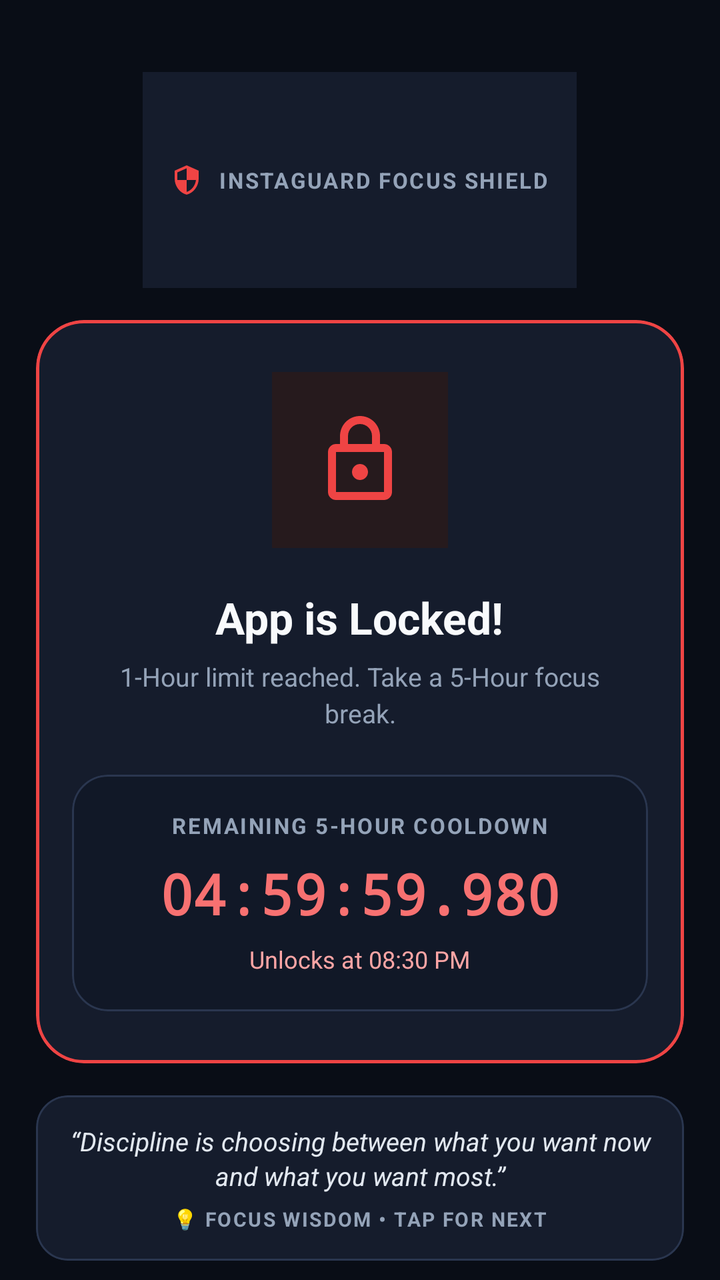
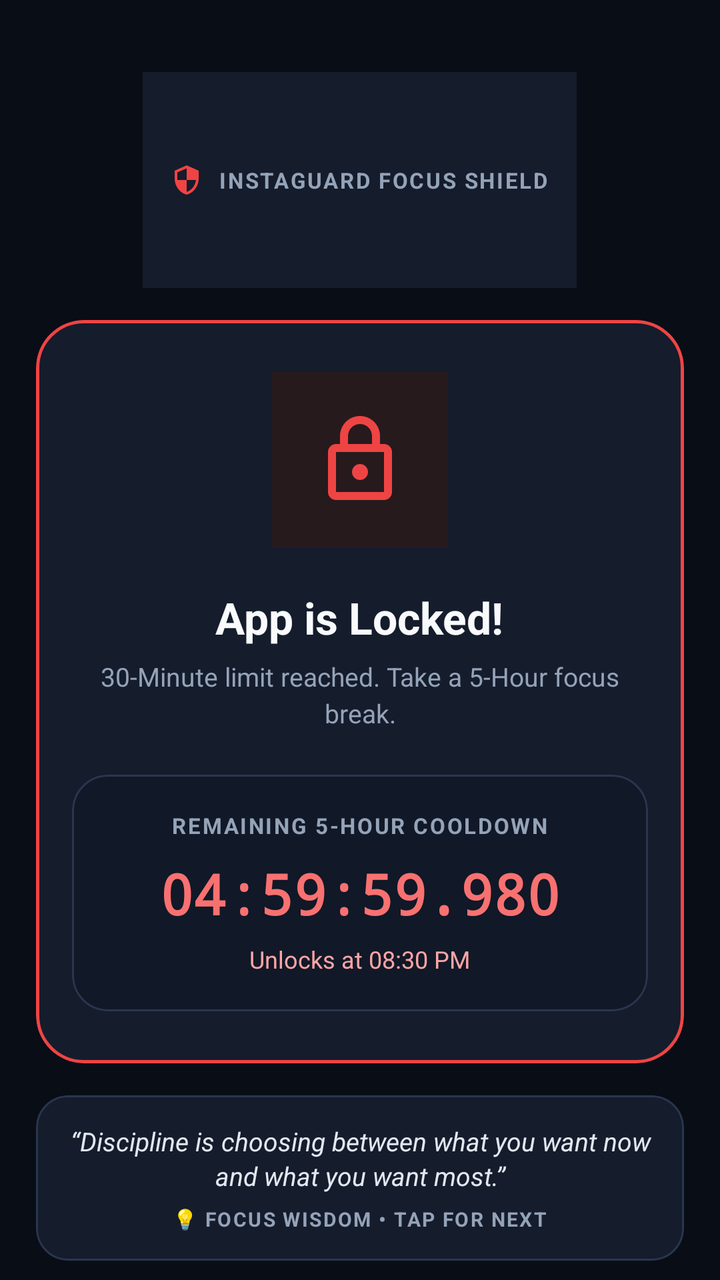

Compare the two renders of this Android layout. The source of the first and the diff that turns it into the second are given below.
<!-- AndroidManifest.xml: activity theme Theme.InstaGuard.LockScreen -->
<!-- res/layout/activity_lock_screen.xml -->
<?xml version="1.0" encoding="utf-8"?>
<androidx.core.widget.NestedScrollView xmlns:android="http://schemas.android.com/apk/res/android"
    xmlns:app="http://schemas.android.com/apk/res-auto"
    xmlns:tools="http://schemas.android.com/tools"
    android:layout_width="match_parent"
    android:layout_height="match_parent"
    android:fillViewport="true"
    android:background="@color/lock_bg">

    <LinearLayout
        android:layout_width="match_parent"
        android:layout_height="wrap_content"
        android:orientation="vertical"
        android:gravity="center_horizontal"
        android:paddingHorizontal="18dp"
        android:paddingVertical="20dp">

        
        <LinearLayout
            android:id="@+id/layoutTopBadge"
            android:layout_width="wrap_content"
            android:layout_height="wrap_content"
            android:layout_marginTop="16dp"
            android:background="@drawable/ic_launcher_background"
            android:backgroundTint="@color/lock_surface"
            android:gravity="center_vertical"
            android:orientation="horizontal"
            android:paddingHorizontal="14dp"
            android:paddingVertical="8dp">

            <ImageView
                android:layout_width="16dp"
                android:layout_height="16dp"
                android:src="@drawable/ic_shield"
                app:tint="@color/lock_accent_red"
                android:contentDescription="@null" />

            <TextView
                android:id="@+id/tvLockBadgeTitle"
                android:layout_width="wrap_content"
                android:layout_height="wrap_content"
                android:layout_marginStart="8dp"
                android:text="INSTAGUARD FOCUS SHIELD"
                android:textColor="@color/lock_text_secondary"
                android:textSize="11sp"
                android:textStyle="bold"
                android:letterSpacing="0.08" />
        </LinearLayout>

        
        <com.google.android.material.card.MaterialCardView
            android:id="@+id/cardLockContainer"
            android:layout_width="match_parent"
            android:layout_height="wrap_content"
            android:layout_marginTop="16dp"
            app:cardCornerRadius="24dp"
            app:cardElevation="0dp"
            app:strokeWidth="1.5dp"
            app:strokeColor="@color/lock_accent_red"
            app:cardBackgroundColor="@color/lock_surface">

            <LinearLayout
                android:layout_width="match_parent"
                android:layout_height="wrap_content"
                android:gravity="center_horizontal"
                android:orientation="vertical"
                android:paddingVertical="26dp"
                android:paddingHorizontal="18dp">

                
                <FrameLayout
                    android:id="@+id/frameLockIcon"
                    android:layout_width="88dp"
                    android:layout_height="88dp"
                    android:background="@drawable/ic_launcher_background"
                    android:backgroundTint="#261A1D"
                    android:padding="20dp">

                    <ImageView
                        android:id="@+id/imgLockIcon"
                        android:layout_width="match_parent"
                        android:layout_height="match_parent"
                        android:src="@drawable/ic_lock"
                        app:tint="@color/lock_accent_red"
                        android:contentDescription="@string/lock_screen_title" />
                </FrameLayout>

                
                <TextView
                    android:id="@+id/tvLockTitle"
                    android:layout_width="wrap_content"
                    android:layout_height="wrap_content"
                    android:layout_marginTop="20dp"
                    android:text="App is Locked!"
                    android:textAlignment="center"
                    android:textColor="@color/lock_text_primary"
                    android:textSize="22sp"
                    android:textStyle="bold" />

                
                <TextView
                    android:id="@+id/tvLockSubtitle"
                    android:layout_width="wrap_content"
                    android:layout_height="wrap_content"
                    android:layout_marginTop="6dp"
                    android:paddingHorizontal="12dp"
                    android:text="1-Hour limit reached. Take a 5-Hour focus break."
                    android:textAlignment="center"
                    android:textColor="@color/lock_text_secondary"
                    android:textSize="13sp"
                    android:lineSpacingExtra="3dp" />

                
                <com.google.android.material.card.MaterialCardView
                    android:layout_width="match_parent"
                    android:layout_height="wrap_content"
                    android:layout_marginTop="22dp"
                    app:cardCornerRadius="18dp"
                    app:cardElevation="0dp"
                    app:strokeWidth="1dp"
                    app:strokeColor="#2A364F"
                    app:cardBackgroundColor="@color/lock_timer_bg">

                    <LinearLayout
                        android:layout_width="match_parent"
                        android:layout_height="wrap_content"
                        android:gravity="center"
                        android:orientation="vertical"
                        android:paddingVertical="18dp"
                        android:paddingHorizontal="10dp">

                        <TextView
                            android:layout_width="wrap_content"
                            android:layout_height="wrap_content"
                            android:text="REMAINING 5-HOUR COOLDOWN"
                            android:textColor="@color/lock_text_secondary"
                            android:textSize="11sp"
                            android:textStyle="bold"
                            android:letterSpacing="0.08" />

                        
                        <TextView
                            android:id="@+id/tvCountdownTimer"
                            android:layout_width="match_parent"
                            android:layout_height="wrap_content"
                            android:layout_marginTop="8dp"
                            android:fontFamily="monospace"
                            android:gravity="center"
                            android:maxLines="1"
                            android:singleLine="true"
                            android:ellipsize="none"
                            android:text="04:59:59.980"
                            android:textColor="#F87171"
                            android:textSize="28sp"
                            android:textStyle="bold"
                            app:autoSizeTextType="uniform"
                            app:autoSizeMinTextSize="16sp"
                            app:autoSizeMaxTextSize="28sp"
                            app:autoSizeStepGranularity="1sp" />

                        <TextView
                            android:id="@+id/tvUnlockTimeEstimate"
                            android:layout_width="wrap_content"
                            android:layout_height="wrap_content"
                            android:layout_marginTop="6dp"
                            android:text="Unlocks at 08:30 PM"
                            android:textColor="#FCA5A5"
                            android:textSize="12sp" />
                    </LinearLayout>
                </com.google.android.material.card.MaterialCardView>

            </LinearLayout>
        </com.google.android.material.card.MaterialCardView>

        
        <com.google.android.material.card.MaterialCardView
            android:id="@+id/cardMotivationalQuote"
            android:layout_width="match_parent"
            android:layout_height="wrap_content"
            android:layout_marginTop="16dp"
            android:clickable="true"
            android:focusable="true"
            android:foreground="?attr/selectableItemBackground"
            app:cardCornerRadius="16dp"
            app:cardElevation="0dp"
            app:strokeWidth="1dp"
            app:strokeColor="#2A364F"
            app:cardBackgroundColor="@color/lock_surface">

            <LinearLayout
                android:layout_width="match_parent"
                android:layout_height="wrap_content"
                android:orientation="vertical"
                android:gravity="center_horizontal"
                android:paddingHorizontal="16dp"
                android:paddingVertical="14dp">

                <TextView
                    android:id="@+id/tvMotivationalQuote"
                    android:layout_width="match_parent"
                    android:layout_height="wrap_content"
                    android:text="“Discipline is choosing between what you want now and what you want most.”"
                    android:textAlignment="center"
                    android:textColor="#E2E8F0"
                    android:textSize="13sp"
                    android:textStyle="italic"
                    android:lineSpacingExtra="2dp" />

                <TextView
                    android:id="@+id/tvQuoteAuthor"
                    android:layout_width="wrap_content"
                    android:layout_height="wrap_content"
                    android:layout_marginTop="6dp"
                    android:text="💡 FOCUS WISDOM • TAP FOR NEXT"
                    android:textColor="#94A3B8"
                    android:textSize="10sp"
                    android:letterSpacing="0.08"
                    android:textStyle="bold" />
            </LinearLayout>
        </com.google.android.material.card.MaterialCardView>

        
        <com.google.android.material.button.MaterialButton
            android:id="@+id/btnGoHome"
            android:layout_width="match_parent"
            android:layout_height="54dp"
            android:layout_marginTop="18dp"
            android:text="@string/btn_go_home"
            android:textColor="#FFFFFF"
            android:textSize="15sp"
            android:textStyle="bold"
            app:backgroundTint="@color/lock_accent_red"
            app:cornerRadius="16dp"
            app:icon="@drawable/ic_home"
            app:iconGravity="textStart"
            app:iconPadding="10dp"
            app:iconTint="#FFFFFF" />

        
        <com.google.android.material.button.MaterialButton
            android:id="@+id/btnEmergencyUnlock"
            style="@style/Widget.Material3.Button.OutlinedButton"
            android:layout_width="match_parent"
            android:layout_height="48dp"
            android:layout_marginTop="10dp"
            android:layout_marginBottom="16dp"
            android:text="🚨 Emergency 5-Min Unlock (1/Day)"
            android:textColor="#FCA5A5"
            android:textSize="13sp"
            android:textStyle="bold"
            app:strokeColor="#7F1D1D"
            app:strokeWidth="1.2dp"
            app:cornerRadius="16dp" />

    </LinearLayout>
</androidx.core.widget.NestedScrollView>
<!-- resources referenced by this layout -->
<resources>
  <color name="lock_accent_red">#EF4444</color>
  <color name="lock_bg">#090D16</color>
  <color name="lock_surface">#151C2C</color>
  <color name="lock_text_primary">#F8FAFC</color>
  <color name="lock_text_secondary">#94A3B8</color>
  <color name="lock_timer_bg">#111827</color>
  <!-- drawable ic_home (drawable) -->
  <vector xmlns:android="http://schemas.android.com/apk/res/android"
      android:width="24dp"
      android:height="24dp"
      android:viewportWidth="24"
      android:viewportHeight="24">
      <path
          android:fillColor="#FFFFFFFF"
          android:pathData="M10,20v-6h4v6h5v-8h3L12,3 2,12h3v8z" />
  </vector>
  <!-- drawable ic_launcher_background (drawable) -->
  <?xml version="1.0" encoding="utf-8"?>
  <vector xmlns:android="http://schemas.android.com/apk/res/android"
      android:width="108dp"
      android:height="108dp"
      android:viewportWidth="108"
      android:viewportHeight="108">
      <path
          android:fillColor="#4F46E5"
          android:pathData="M0,0h108v108h-108z" />
  </vector>
  <!-- drawable ic_lock (drawable) -->
  <vector xmlns:android="http://schemas.android.com/apk/res/android"
      android:width="24dp"
      android:height="24dp"
      android:viewportWidth="24"
      android:viewportHeight="24">
      <path
          android:fillColor="#FFFFFFFF"
          android:pathData="M18,8h-1V6c0,-2.76 -2.24,-5 -5,-5S7,3.24 7,6v2H6c-1.1,0 -2,0.9 -2,2v10c0,1.1 0.9,2 2,2h12c1.1,0 2,-0.9 2,-2V10c0,-1.1 -0.9,-2 -2,-2zM9,6c0,-1.66 1.34,-3 3,-3s3,1.34 3,3v2H9V6zm9,14H6V10h12v10zm-6,-3c1.1,0 2,-0.9 2,-2s-0.9,-2 -2,-2 -2,0.9 -2,2 0.9,2 2,2z" />
  </vector>
  <!-- drawable ic_shield (drawable) -->
  <vector xmlns:android="http://schemas.android.com/apk/res/android"
      android:width="24dp"
      android:height="24dp"
      android:viewportWidth="24"
      android:viewportHeight="24">
      <path
          android:fillColor="#FFFFFFFF"
          android:pathData="M12,1L3,5v6c0,5.55 3.84,10.74 9,12c5.16,-1.26 9,-6.45 9,-12V5L12,1zM12,11.99h7c-0.53,4.12 -3.28,7.79 -7,8.94V12H5V6.3l7,-3.11V11.99z" />
  </vector>
  <string name="btn_go_home">Go Back to Home</string>
  <string name="lock_screen_title">App is Locked!</string>
  <style name="Theme.InstaGuard.LockScreen" parent="Theme.Material3.Dark.NoActionBar">
          <item name="android:windowBackground">@color/lock_bg</item>
          <item name="android:statusBarColor">@color/lock_bg</item>
          <item name="android:navigationBarColor">@color/lock_bg</item>
          <item name="android:windowLightStatusBar" tools:targetApi="m">false</item>
          <item name="android:windowLightNavigationBar" tools:targetApi="o_mr1">false</item>
          <item name="android:windowAnimationStyle">@null</item>
      </style>
</resources>

<!-- the commit's change to res/layout/activity_lock_screen.xml (unified diff, before → after) -->
@@ -104,7 +104,7 @@
                     android:layout_height="wrap_content"
                     android:layout_marginTop="6dp"
                     android:paddingHorizontal="12dp"
-                    android:text="1-Hour limit reached. Take a 5-Hour focus break."
+                    android:text="30-Minute limit reached. Take a 5-Hour focus break."
                     android:textAlignment="center"
                     android:textColor="@color/lock_text_secondary"
                     android:textSize="13sp"
